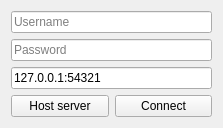
Old version of the form word_game/modules/gui/menu.ui in the repository LiquidIce64/ORIS-tasks.
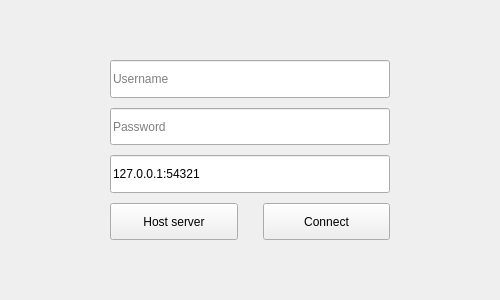
New version of the form.

Commit message: disconnect logic + menu style

Diff of the .ui file:
```diff
--- a/word_game/modules/gui/menu.ui
+++ b/word_game/modules/gui/menu.ui
@@ -6,23 +6,96 @@
    <rect>
     <x>0</x>
     <y>0</y>
-    <width>223</width>
-    <height>126</height>
+    <width>500</width>
+    <height>300</height>
    </rect>
   </property>
+  <property name="minimumSize">
+   <size>
+    <width>500</width>
+    <height>300</height>
+   </size>
+  </property>
   <property name="windowTitle">
    <string>Form</string>
   </property>
-  <layout class="QGridLayout" name="menu_layout">
+  <property name="styleSheet">
+   <string notr="true"/>
+  </property>
+  <layout class="QHBoxLayout" name="horizontalLayout">
+   <item>
+    <widget class="QFrame" name="frame_menu">
+     <property name="minimumSize">
+      <size>
+       <width>300</width>
+       <height>200</height>
+      </size>
+     </property>
+     <property name="maximumSize">
+      <size>
+       <width>300</width>
+       <height>200</height>
+      </size>
+     </property>
+     <layout class="QGridLayout" name="gridLayout">
+      <property name="leftMargin">
+       <number>10</number>
+      </property>
+      <property name="topMargin">
+       <number>10</number>
+      </property>
+      <property name="rightMargin">
+       <number>10</number>
+      </property>
+      <property name="bottomMargin">
+       <number>10</number>
+      </property>
+      <property name="horizontalSpacing">
+       <number>25</number>
+      </property>
+      <property name="verticalSpacing">
+       <number>10</number>
+      </property>
    <item row="3" column="0">
     <widget class="QPushButton" name="btn_host">
+        <property name="sizePolicy">
+         <sizepolicy hsizetype="Minimum" vsizetype="Expanding">
+          <horstretch>0</horstretch>
+          <verstretch>0</verstretch>
+         </sizepolicy>
+        </property>
+        <property name="cursor">
+         <cursorShape>PointingHandCursor</cursorShape>
+        </property>
      <property name="text">
       <string>Host server</string>
      </property>
     </widget>
    </item>
+      <item row="3" column="1">
+       <widget class="QPushButton" name="btn_connect">
+        <property name="sizePolicy">
+         <sizepolicy hsizetype="Minimum" vsizetype="Expanding">
+          <horstretch>0</horstretch>
+          <verstretch>0</verstretch>
+         </sizepolicy>
+        </property>
+        <property name="cursor">
+         <cursorShape>PointingHandCursor</cursorShape>
+        </property>
+        <property name="text">
+         <string>Connect</string>
+        </property>
+       </widget>
+      </item>
    <item row="2" column="0" colspan="2">
     <widget class="QLineEdit" name="input_address">
+        <property name="sizePolicy">
+         <sizepolicy hsizetype="Expanding" vsizetype="Expanding">
+          <horstretch>0</horstretch>
+          <verstretch>0</verstretch>
+         </sizepolicy>
+        </property>
      <property name="text">
       <string>127.0.0.1:54321</string>
      </property>
@@ -33,6 +106,15 @@
    </item>
    <item row="1" column="0" colspan="2">
     <widget class="QLineEdit" name="input_password">
+        <property name="sizePolicy">
+         <sizepolicy hsizetype="Expanding" vsizetype="Expanding">
+          <horstretch>0</horstretch>
+          <verstretch>0</verstretch>
+         </sizepolicy>
+        </property>
+        <property name="echoMode">
+         <enum>QLineEdit::Password</enum>
+        </property>
      <property name="placeholderText">
       <string>Password</string>
      </property>
@@ -40,16 +122,18 @@
    </item>
    <item row="0" column="0" colspan="2">
     <widget class="QLineEdit" name="input_username">
+        <property name="sizePolicy">
+         <sizepolicy hsizetype="Expanding" vsizetype="Expanding">
+          <horstretch>0</horstretch>
+          <verstretch>0</verstretch>
+         </sizepolicy>
+        </property>
      <property name="placeholderText">
       <string>Username</string>
      </property>
     </widget>
    </item>
-   <item row="3" column="1">
-    <widget class="QPushButton" name="btn_connect">
-     <property name="text">
-      <string>Connect</string>
-     </property>
+     </layout>
     </widget>
    </item>
   </layout>
```
Left out of the diff: 3 changed lines with no effect on the pictures. Lines whose indentation alone changed are shown as unchanged. The commit also changes 12 other files.
